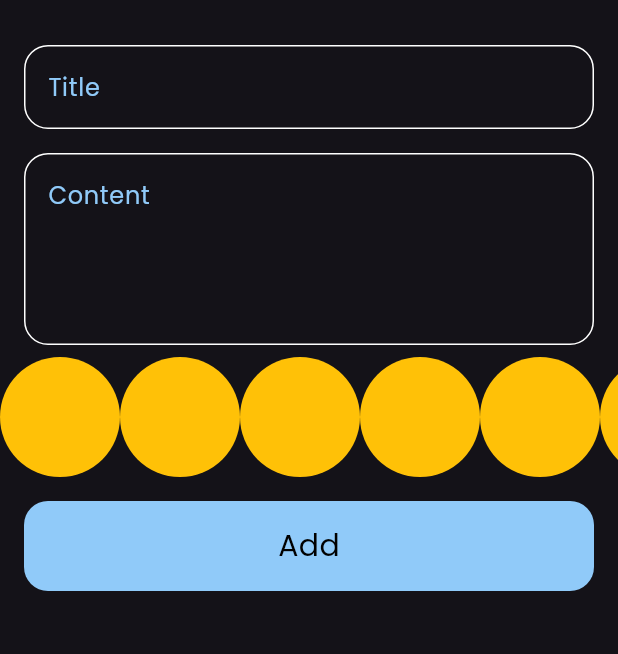
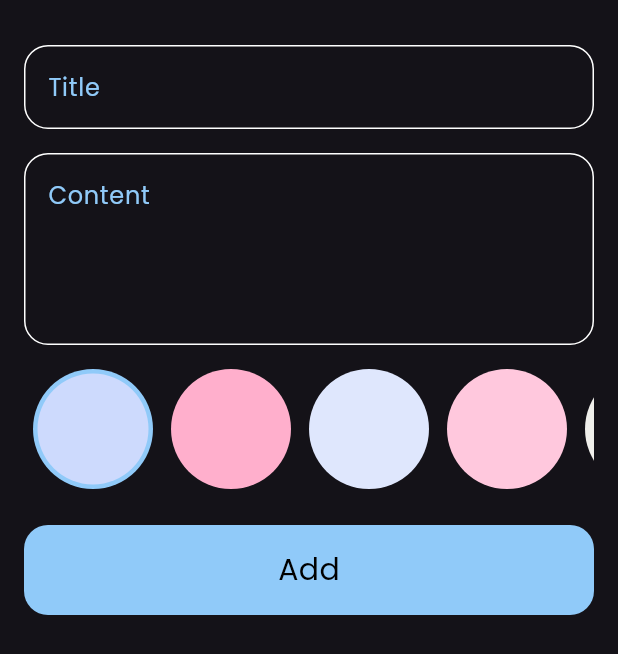
Before and after one commit to omarabukaraki/note_application, a Flutter app: the AddNoteForm widget shown alone on an empty page, opened directly, on a phone screen of 412 x 824 dp. Shown: the top 654 px of the screen. Run offline on Flutter 3.47's test engine with Material 2 defaults, Android fonts, the phone set to English and light mode, and no system bars; our stand-ins replace bloc, flutter_bloc, hive, hive_flutter; accounts and stored records are empty.

Commit message:
add color list

```diff
--- a/lib/views/widget/add_note_form.dart
+++ b/lib/views/widget/add_note_form.dart
@@ -47,7 +47,10 @@ class _AddNoteFormState extends State<AddNoteForm> {
               hintText: 'Content',
             ),
           ),
-          const ColorListView(),
+          const Padding(
+            padding: EdgeInsets.symmetric(horizontal: 16, vertical: 8),
+            child: ColorListView(),
+          ),
           BlocBuilder<AddNoteCubit, AddNoteState>(
             builder: (context, state) {
               return CustomAddNoteButton(
--- a/lib/views/widget/colors_list_view.dart
+++ b/lib/views/widget/colors_list_view.dart
@@ -1,26 +1,61 @@
 import 'package:flutter/material.dart';
 
+import '../../constant.dart';
+
 class ColorItem extends StatelessWidget {
-  const ColorItem({super.key});
-
+  const ColorItem({super.key, required this.isActive, required this.color});
+  final bool isActive;
+  final Color color;
   @override
   Widget build(BuildContext context) {
-    return const CircleAvatar(radius: 40, backgroundColor: Colors.amber);
+    return isActive
+        ? CircleAvatar(
+            radius: 40,
+            backgroundColor: kPrimaryColor,
+            child: CircleAvatar(radius: 37, backgroundColor: color))
+        : CircleAvatar(radius: 40, backgroundColor: color);
   }
 }
 
-class ColorListView extends StatelessWidget {
+class ColorListView extends StatefulWidget {
   const ColorListView({super.key});
 
+  @override
+  State<ColorListView> createState() => _ColorListViewState();
+}
+
+class _ColorListViewState extends State<ColorListView> {
+  List<Color> colors = const [
+    Color(0xffcddafd),
+    Color(0xffffafcc),
+    Color(0xffdfe7fd),
+    Color(0xffffc8dd),
+    Color(0xfff0efeb),
+    Color(0xffcdb4db),
+    Color(0xffa2d2ff),
+    Color(0xffbde0fe),
+  ];
+  int currentIndex = 0;
   @override
   Widget build(BuildContext context) {
     return SizedBox(
       height: 80,
       child: ListView.builder(
-        itemCount: 10,
+        itemCount: colors.length,
         scrollDirection: Axis.horizontal,
         itemBuilder: (context, index) {
-          return const ColorItem();
+          return Padding(
+            padding: const EdgeInsets.symmetric(horizontal: 6),
+            child: GestureDetector(
+                onTap: () {
+                  currentIndex = index;
+                  setState(() {});
+                },
+                child: ColorItem(
+                  isActive: currentIndex == index,
+                  color: colors[index],
+                )),
+          );
         },
       ),
     );
```
